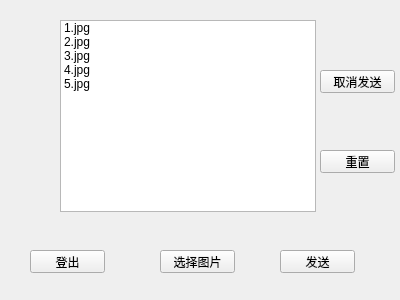
Above: send_client.ui from Forrest-Stone/Car before the change. Below: the same form after it.
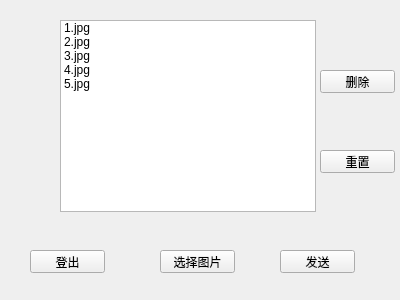
That is the form after the change.

```diff
--- a/send_client.ui
+++ b/send_client.ui
@@ -112,7 +112,7 @@
     </rect>
    </property>
    <property name="text">
-    <string>取消发送</string>
+    <string>删除</string>
    </property>
   </widget>
   <widget class="QPushButton" name="pushButton_3">
```
Left out of the diff: 8 changed lines with no effect on the pictures.
